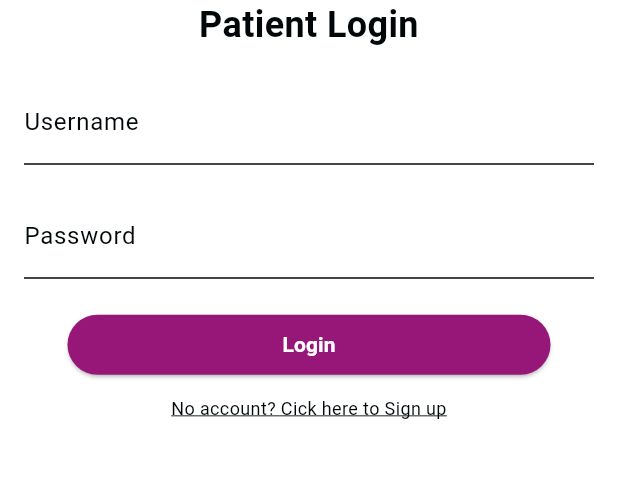
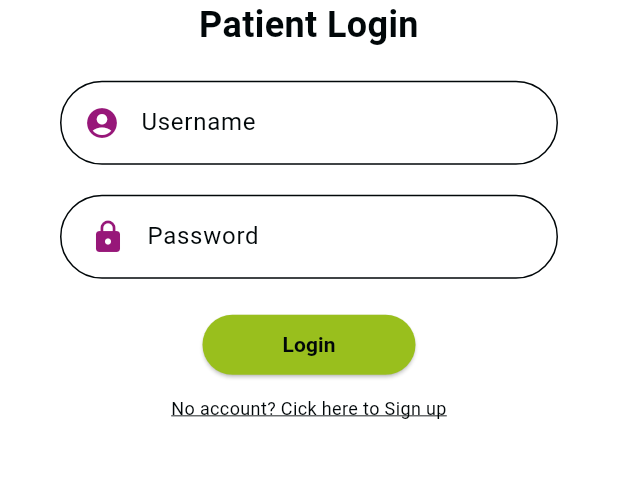
Before and after one commit to Jude310/cc206-clinic_management_system_patients, a Flutter app: the screen it shows after launch, on a phone screen of 412 x 824 dp, the part 520-998 px from its top. Run offline on Flutter 3.47's test engine with Material 2 defaults, Android fonts, the phone set to English and light mode, and no system bars; our stand-ins replace flutter_svg.

Commit message:
changed some colors and added icons and layout

```diff
--- a/lib/features/log_in_page.dart
+++ b/lib/features/log_in_page.dart
@@ -1,5 +1,7 @@
+import 'package:cc206_clinic_management_website_patients/theme/color_theme.dart';
 import 'package:flutter/material.dart';
 import 'package:flutter_svg/flutter_svg.dart';
+
 
 class LogInPage extends StatelessWidget {
   const LogInPage({super.key});
@@ -7,7 +9,9 @@ class LogInPage extends StatelessWidget {
   @override
   Widget build(BuildContext context) {
     return Scaffold(
-      body: Column(
+      body: Padding(
+        padding: const EdgeInsets.symmetric(horizontal: 40.0),
+        child: Column(
           mainAxisAlignment: MainAxisAlignment.center,
           crossAxisAlignment: CrossAxisAlignment.stretch,
           children: [
@@ -17,6 +21,7 @@ class LogInPage extends StatelessWidget {
             ),
             const Text(
               'Patient Login',
+
               style: TextStyle(
                 fontSize: 24.0,
                 fontWeight: FontWeight.bold,
@@ -24,39 +29,48 @@ class LogInPage extends StatelessWidget {
               textAlign: TextAlign.center,
             ),
             const SizedBox(height: 20.0),
-          const Padding(
-            padding: EdgeInsets.symmetric(horizontal: 16.0),
-            child: TextField(
+            TextField(
               decoration: InputDecoration(
+                border: OutlineInputBorder(
+                  borderRadius: BorderRadius.all(Radius.circular(30.0)),
+                ),
+                prefixIcon:
+                    Padding(
+                      padding: EdgeInsets.only(left: 16.0,right: 10.0),
+                      child: Icon(Icons.account_circle, color: colorScheme1.primary),
+                    ),
                 labelText: 'Username',
               ),
             ),
+            const SizedBox(height: 20.0),
+            TextField(
+              decoration: InputDecoration(
+                border: OutlineInputBorder(
+                  borderRadius: BorderRadius.all(Radius.circular(30.0)),
                 ),
-          const SizedBox(height: 20.0),
-          Padding(
-            padding: EdgeInsets.symmetric(horizontal: 16.0),
-            child: TextFormField(
-              decoration: const InputDecoration(
+                prefixIcon: Padding(
+                  padding: EdgeInsets.only(left: 20.0, right: 10.0),
+                  child: Icon(Icons.lock, color: colorScheme1.primary),
+                ),
                 labelText: 'Password',
               ),
               obscureText: true,
             ),
-          ),
             const SizedBox(height: 20.0),
             Padding(
-            padding: const EdgeInsets.symmetric(horizontal: 45.0),
+              padding: const EdgeInsets.symmetric(horizontal: 95.0),
               child: ElevatedButton(
                 onPressed: () {
                   // Submit Login function
                 },
+                style: ButtonStyle(
+                  backgroundColor: MaterialStateProperty.all<Color>(
+                      colorScheme1.tertiary),
+                ),
                 child: const Text(
                   'Login',
-                style:
-                    TextStyle(color: Colors.white, fontWeight: FontWeight.bold),
-              ),
-              style: ButtonStyle(
-                backgroundColor: MaterialStateProperty.all<Color>(
-                    Theme.of(context).colorScheme.primary),
+                  style: TextStyle(
+                      color: accentFgColor , fontWeight: FontWeight.bold),
                 ),
               ),
             ),
@@ -73,6 +87,7 @@ class LogInPage extends StatelessWidget {
             ),
           ],
         ),
+      ),
     );
   }
 }
```
Lines whose indentation alone changed are shown as unchanged.
